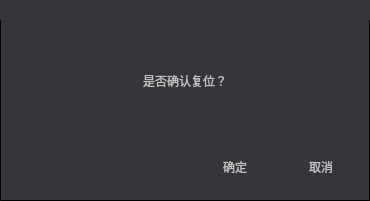
This is dlg_reset.ui in eeyoo/yunsheng as Qt 5 draws it before an edit. The edited form follows.
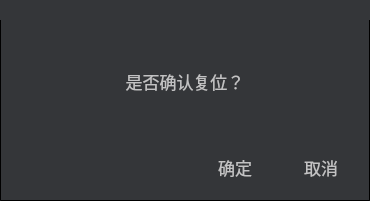
This is the edited form. Icons and pictures are not drawn.

Commit message: changed UI font size

```diff
--- a/dlg_reset.ui
+++ b/dlg_reset.ui
@@ -14,7 +14,13 @@
    <string>Dialog</string>
   </property>
   <property name="styleSheet">
-   <string notr="true">QWidget {
+   <string notr="true">*{
+font: 13pt;
+font-family: &quot;微软雅黑&quot;;
+}
+
+
+QWidget {
 color: #c2c2c3;
 background: #343639;
 }
```
Left out of the diff: 11 changed lines with no effect on the pictures. The commit also changes 19 other files.
